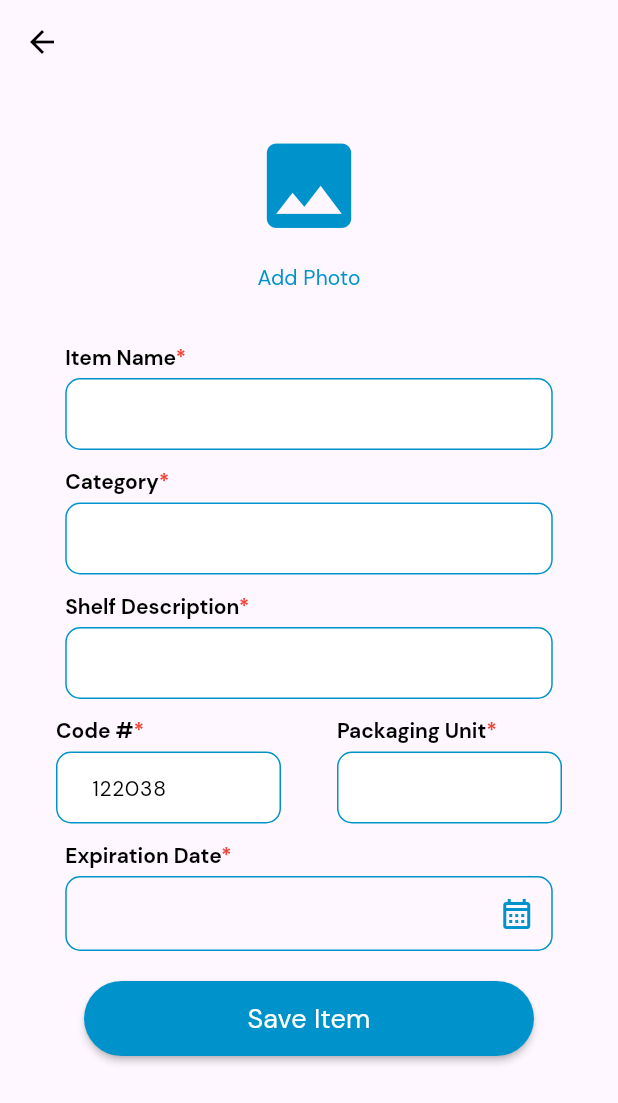
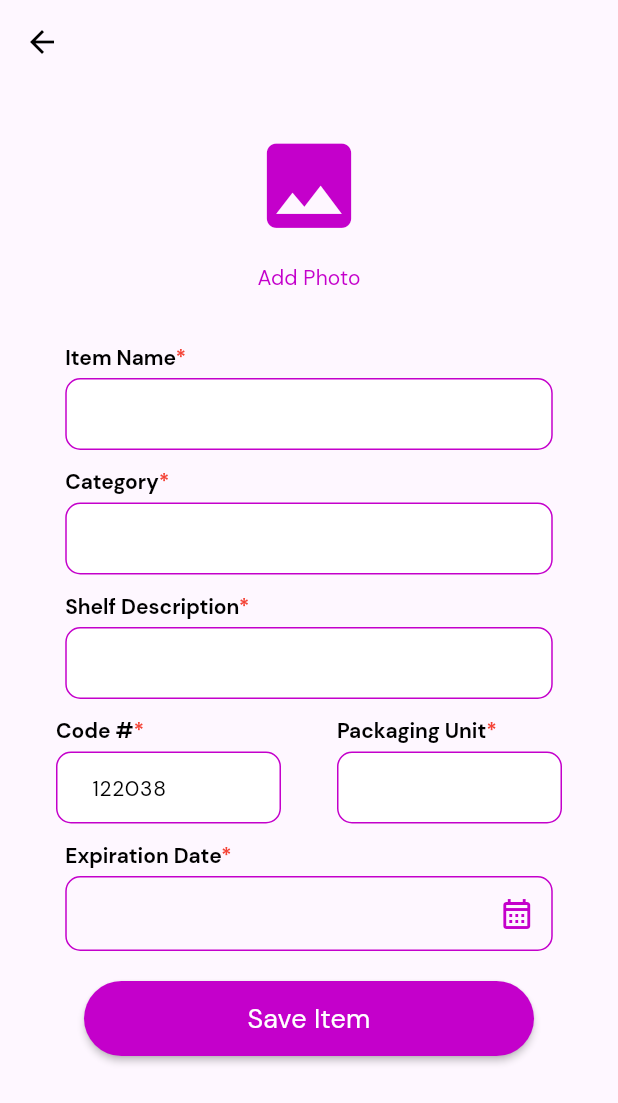
Before and after one commit to lansoyyy/Pharma-INVENQUREC-System, a Flutter app: the AddItemScreen screen opened directly, on a phone screen of 412 x 824 dp. Shown: the top 1103 px of the screen. Run offline on Flutter 3.47's test engine with Material 3 defaults, Android fonts, the phone set to English and light mode, and no system bars; our stand-ins replace cloud_firestore, firebase_auth, firebase_core, firebase_storage, fluttertoast, image_picker and 1 more; missing offline and left inert: flutter_barcode_scanner; accounts and stored records are empty.

Commit message:
changed color pallete

```diff
--- a/lib/screens/add_item_screen.dart
+++ b/lib/screens/add_item_screen.dart
@@ -144,6 +144,7 @@ class _AddItemScreenState extends State<AddItemScreen> {
                 height: 20,
               ),
               TextFieldWidget(
+                borderColor: primary,
                 controller: name,
                 label: 'Item Name',
               ),
@@ -151,6 +152,7 @@ class _AddItemScreenState extends State<AddItemScreen> {
                 height: 10,
               ),
               TextFieldWidget(
+                borderColor: primary,
                 controller: categ,
                 label: 'Category',
               ),
@@ -158,6 +160,7 @@ class _AddItemScreenState extends State<AddItemScreen> {
                 height: 10,
               ),
               TextFieldWidget(
+                borderColor: primary,
                 controller: desc,
                 label: 'Shelf Description',
               ),
@@ -170,6 +173,7 @@ class _AddItemScreenState extends State<AddItemScreen> {
                   SizedBox(
                     width: 150,
                     child: TextFieldWidget(
+                      borderColor: primary,
                       isEnabled: false,
                       controller: code,
                       label: 'Code #',
@@ -178,6 +182,7 @@ class _AddItemScreenState extends State<AddItemScreen> {
                   SizedBox(
                     width: 150,
                     child: TextFieldWidget(
+                      borderColor: primary,
                       controller: unit,
                       label: 'Packaging Unit',
                     ),
--- a/lib/screens/landing_screen.dart
+++ b/lib/screens/landing_screen.dart
@@ -3,6 +3,8 @@ import 'package:pharma_invenqurec/screens/admin_login_screen.dart';
 import 'package:pharma_invenqurec/screens/user_login_screen.dart';
 import 'package:pharma_invenqurec/widgets/button_widget.dart';
 import 'package:pharma_invenqurec/widgets/text_widget.dart';
+
+import '../utlis/colors.dart';
 
 class LandingScreen extends StatelessWidget {
   const LandingScreen({super.key});
@@ -48,7 +50,7 @@ class LandingScreen extends StatelessWidget {
               mainAxisAlignment: MainAxisAlignment.spaceEvenly,
               children: [
                 ButtonWidget(
-                  color: Colors.blue,
+                  color: primary,
                   width: 175,
                   radius: 100,
                   fontSize: 12,
@@ -59,7 +61,7 @@ class LandingScreen extends StatelessWidget {
                   },
                 ),
                 ButtonWidget(
-                  color: Colors.blue,
+                  color: primary,
                   width: 175,
                   radius: 100,
                   fontSize: 12,
--- a/lib/utlis/colors.dart
+++ b/lib/utlis/colors.dart
@@ -2,6 +2,6 @@ import 'dart:ui';
 
 import 'package:flutter/material.dart';
 
-var primary = const Color(0xff0093CB);
+var primary = const Color.fromARGB(255, 196, 0, 203);
 
 var background = const Color(0xffF5FFFF);
--- a/lib/widgets/toast_widget.dart
+++ b/lib/widgets/toast_widget.dart
@@ -1,9 +1,10 @@
 import 'package:flutter/material.dart';
 import 'package:fluttertoast/fluttertoast.dart';
+import 'package:pharma_invenqurec/utlis/colors.dart';
 
 Future<bool?> showToast(msg) {
   return Fluttertoast.showToast(
-    backgroundColor: Colors.blue,
+    backgroundColor: primary,
     toastLength: Toast.LENGTH_LONG,
     msg: msg,
   );
```
